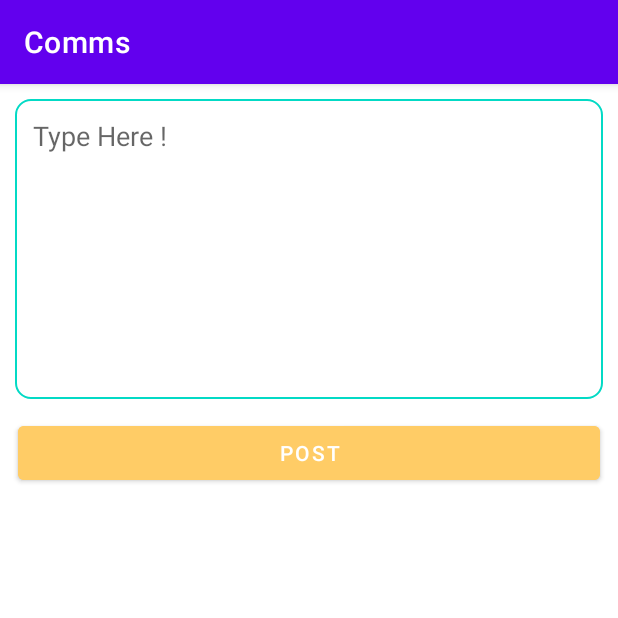
After one commit to Yash-Raj-Singh/Comms, an Android app: the CreatePostActivity screen opened directly, with no data from a screen before it, on a phone screen of 412 x 824 dp, the top half of it. The commit adds this screen. Run offline under Robolectric (Android 15) with nearby library versions, the phone set to English and light mode, and no system bars; our stand-ins replace Firebase (no records; nobody signed in at launch, a user with empty details on screens opened directly).

Commit message:
Done with post creation and adding it to the database.

```diff
--- /dev/null
+++ b/app/src/main/java/com/example/comms/CreatePostActivity.kt
@@ -0,0 +1,22 @@
+package com.example.comms
+
+import androidx.appcompat.app.AppCompatActivity
+import android.os.Bundle
+import com.example.comms.dao.PostDAO
+import kotlinx.android.synthetic.main.activity_create_post.*
+
+class CreatePostActivity : AppCompatActivity() {
+    private lateinit var postDao: PostDAO
+    override fun onCreate(savedInstanceState: Bundle?) {
+        super.onCreate(savedInstanceState)
+        setContentView(R.layout.activity_create_post)
+        postDao = PostDAO()
+        postButton.setOnClickListener{
+            val input = postInput.text.toString().trim()
+            if(input.isNotEmpty()){
+                postDao.addpost(input)
+                finish()
+            }
+        }
+    }
+}
--- /dev/null
+++ b/app/src/main/java/com/example/comms/dao/PostDAO.kt
@@ -0,0 +1,28 @@
+package com.example.comms.dao
+
+import com.example.comms.models.postModel
+import com.google.firebase.auth.ktx.auth
+import com.google.firebase.firestore.FirebaseFirestore
+import com.google.firebase.firestore.auth.User
+import com.google.firebase.ktx.Firebase
+import kotlinx.coroutines.GlobalScope
+import kotlinx.coroutines.launch
+import kotlinx.coroutines.tasks.await
+
+class PostDAO {
+    val db = FirebaseFirestore.getInstance()
+    val postcollection = db.collection("posts")
+    val auth = Firebase.auth
+
+    fun addpost(text: String){
+        val currentUserId = auth.currentUser!!.uid
+        GlobalScope.launch {
+            val userDao = UserDAO()
+            val user = userDao.getUserID(currentUserId).await().toObject(com.example.comms.models.User::class.java)!!
+
+            val currentTime = System.currentTimeMillis()
+            val post = postModel(text, user, currentTime)
+            postcollection.document().set(post)
+        }
+    }
+}
--- /dev/null
+++ b/app/src/main/res/drawable/edittext_round_shape.xml
@@ -0,0 +1,11 @@
+<?xml version="1.0" encoding="utf-8"?>
+<!--  res/drawable/rounded_edittext.xml -->
+<shape xmlns:android="http://schemas.android.com/apk/res/android"
+    android:shape="rectangle"
+    android:padding="10dp">
+
+    <stroke android:width="1dp"
+        android:color="#FF03DAC5"/>
+
+    <corners android:radius="10dp"/>
+</shape>
--- /dev/null
+++ b/app/src/main/res/drawable/ic_baseline_add_24.xml
@@ -0,0 +1,5 @@
+<vector android:height="40dp" android:tint="#FFFFFF"
+    android:viewportHeight="24" android:viewportWidth="24"
+    android:width="40dp" xmlns:android="http://schemas.android.com/apk/res/android">
+    <path android:fillColor="@android:color/white" android:pathData="M19,13h-6v6h-2v-6H5v-2h6V5h2v6h6v2z"/>
+</vector>
--- /dev/null
+++ b/app/src/main/res/layout/activity_create_post.xml
@@ -0,0 +1,35 @@
+<?xml version="1.0" encoding="utf-8"?>
+<androidx.constraintlayout.widget.ConstraintLayout xmlns:android="http://schemas.android.com/apk/res/android"
+    xmlns:app="http://schemas.android.com/apk/res-auto"
+    xmlns:tools="http://schemas.android.com/tools"
+    android:layout_width="match_parent"
+    android:layout_height="match_parent"
+    tools:context=".CreatePostActivity">
+
+    <EditText
+        android:layout_width="0dp"
+        android:layout_height="200dp"
+        app:layout_constraintLeft_toLeftOf="parent"
+        app:layout_constraintRight_toRightOf="parent"
+        app:layout_constraintTop_toTopOf="parent"
+        android:layout_margin="10dp"
+        android:padding="12dp"
+        android:gravity="top"
+        android:background="@drawable/edittext_round_shape"
+        android:hint="@string/type_here"
+        android:id="@+id/postInput"/>
+
+    <Button
+        android:layout_width="0dp"
+        android:layout_height="wrap_content"
+        app:layout_constraintLeft_toLeftOf="parent"
+        app:layout_constraintRight_toRightOf="parent"
+        app:layout_constraintTop_toBottomOf="@id/postInput"
+        android:layout_margin="12dp"
+        android:id="@+id/postButton"
+        android:text="@string/post"
+        android:textAlignment="center"
+        android:backgroundTint="#FFCC66"/>
+
+
+</androidx.constraintlayout.widget.ConstraintLayout>
--- a/app/src/main/res/values/colors.xml
+++ b/app/src/main/res/values/colors.xml
@@ -7,4 +7,7 @@
     <color name="teal_700">#FF018786</color>
     <color name="black">#FF000000</color>
     <color name="white">#FFFFFFFF</color>
+    <color name="silver">#C0C0C0</color>
+    <color name="darkslategrey">#2F4F4F</color>
+
 </resources>
--- a/app/src/main/res/values/strings.xml
+++ b/app/src/main/res/values/strings.xml
@@ -1,3 +1,5 @@
 <resources>
     <string name="app_name">Comms</string>
+    <string name="type_here">Type Here !</string>
+    <string name="post">POST</string>
 </resources>
```
Also changed, not shown: app/src/main/AndroidManifest.xml (+7 -6 lines), app/src/main/java/com/example/comms/MainActivity.kt (+10 -0 lines), app/src/main/java/com/example/comms/dao/UserDAO.kt (+7 -0 lines), app/src/main/java/com/example/comms/models/postModel.kt (added, +8 -0 lines), app/src/main/res/layout/activity_main.xml (+4 -4 lines).
